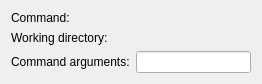
Old version of the form src/plugins/projectexplorer/processstep.ui in the repository qt-creator/qt-creator.
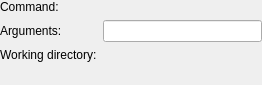
New version of the form. Custom widgets are drawn as their Qt base class.

Commit message: Make custom process step and custom exectuable step UI more similar

The edit to the form file:
```diff
--- a/src/plugins/projectexplorer/processstep.ui
+++ b/src/plugins/projectexplorer/processstep.ui
@@ -7,13 +7,16 @@
     <x>0</x>
     <y>0</y>
     <width>262</width>
-    <height>66</height>
+    <height>85</height>
    </rect>
   </property>
   <layout class="QFormLayout" name="formLayout">
    <property name="fieldGrowthPolicy">
     <enum>QFormLayout::AllNonFixedFieldsGrow</enum>
    </property>
+   <property name="margin">
+    <number>0</number>
+   </property>
    <item row="0" column="0">
     <widget class="QLabel" name="commandLabel">
      <property name="text">
@@ -24,26 +27,26 @@
    <item row="0" column="1">
     <widget class="Utils::PathChooser" name="command" native="true"/>
    </item>
-   <item row="1" column="0">
-    <widget class="QLabel" name="workingDirecoryLabel">
-     <property name="text">
-      <string>Working directory:</string>
-     </property>
-    </widget>
-   </item>
-   <item row="1" column="1">
-    <widget class="Utils::PathChooser" name="workingDirectory" native="true"/>
-   </item>
    <item row="2" column="0">
     <widget class="QLabel" name="commandArgumentsLabel">
      <property name="text">
-      <string>Command arguments:</string>
+      <string>Arguments:</string>
      </property>
     </widget>
    </item>
    <item row="2" column="1">
     <widget class="QLineEdit" name="commandArgumentsLineEdit"/>
    </item>
+   <item row="3" column="0">
+    <widget class="QLabel" name="workingDirecoryLabel">
+     <property name="text">
+      <string>Working directory:</string>
+     </property>
+    </widget>
+   </item>
+   <item row="3" column="1">
+    <widget class="Utils::PathChooser" name="workingDirectory" native="true"/>
+   </item>
   </layout>
  </widget>
  <customwidgets>
```
The commit also changes 1 other file.
